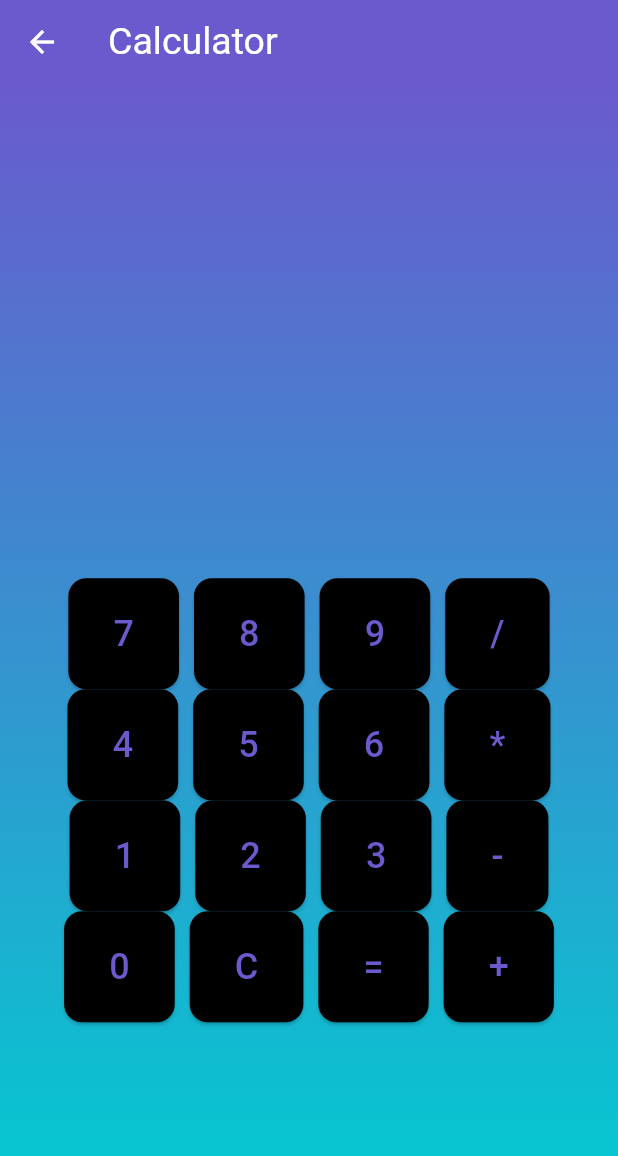
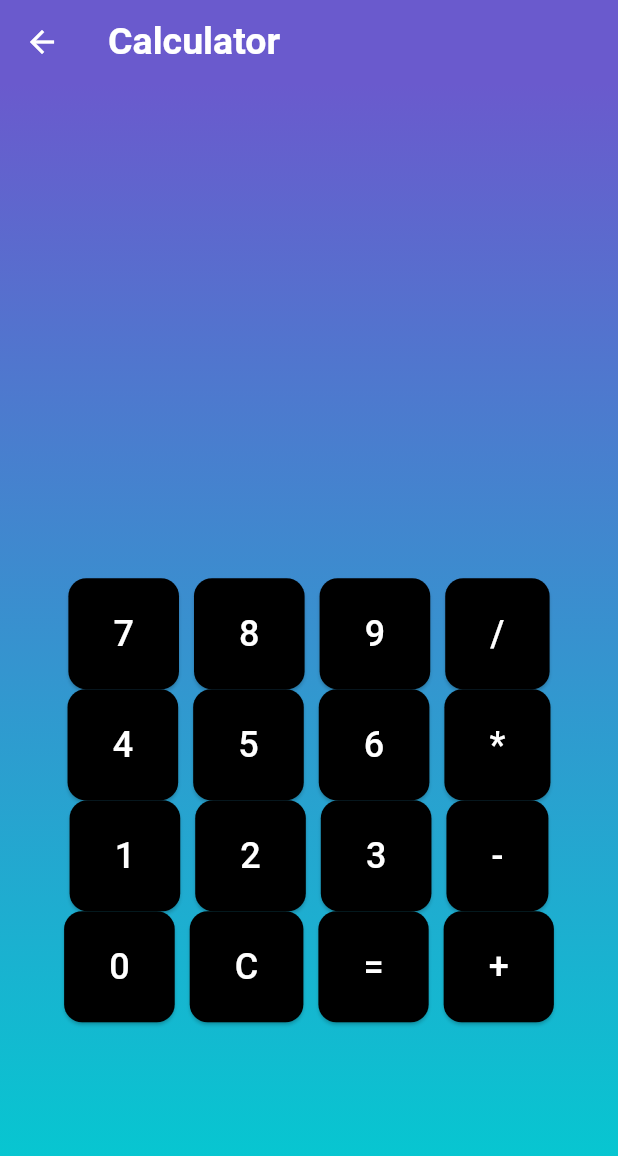
Before and after one commit to OmAlKml/Calculator, a Flutter app: the CalculatorScreen screen opened directly, on a phone screen of 412 x 824 dp. Shown: the top 1156 px of the screen. Run offline on Flutter 3.47's test engine with Material 3 defaults, Android fonts, the phone set to English and light mode, and no system bars.

Commit message:
Change colors

```diff
--- a/lib/screens/calculator/calc_screen.dart
+++ b/lib/screens/calculator/calc_screen.dart
@@ -19,7 +19,9 @@ class _CalculatorScreenState extends State<CalculatorScreen> {
       } else if (buttonText == '=') {
         try {
           double calcResult = _calculate(input);
-          result = calcResult % 1 == 0 ? calcResult.toInt().toString() : calcResult.toString();
+          result = calcResult % 1 == 0
+              ? calcResult.toInt().toString()
+              : calcResult.toString();
         } catch (e) {
           result = 'Error';
           input = '';
@@ -90,9 +92,7 @@ class _CalculatorScreenState extends State<CalculatorScreen> {
         title: const Text(
           'Calculator',
           style: TextStyle(
-            fontSize: 25,
-            color: Colors.white,
-          ),
+              fontSize: 25, color: Colors.white, fontWeight: FontWeight.bold),
         ),
         backgroundColor: const Color(0xFF6A5ACD),
       ),
@@ -204,7 +204,10 @@ class _CalculatorScreenState extends State<CalculatorScreen> {
         ),
       ),
       child: Text(buttonText,
-          style: const TextStyle(fontSize: 24, color: Color(0xFF6A5ACD))),
+          style: const TextStyle(
+            fontSize: 24,
+            color: Colors.white,
+          )),
     );
   }
 }
```
